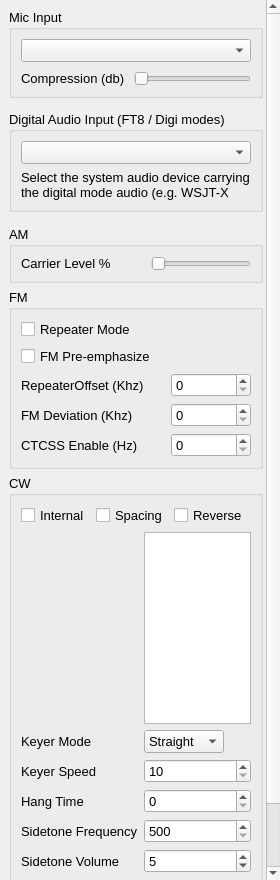
Before: the Qt Designer form src/UI/tx_settings_dialog.ui in zl2brg/cudaSDR, drawn with Qt 5.
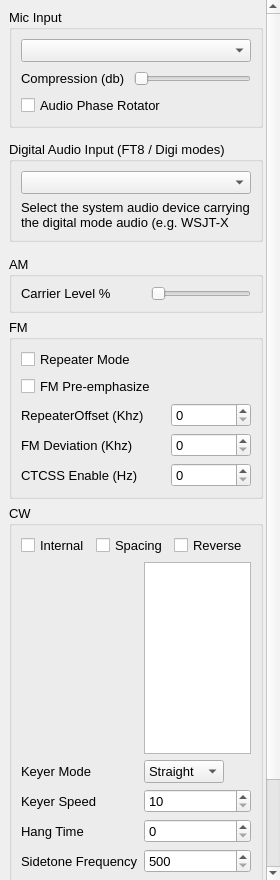
After: the same form once the commit is applied.

Patch:
```diff
--- a/src/UI/tx_settings_dialog.ui
+++ b/src/UI/tx_settings_dialog.ui
@@ -115,6 +115,13 @@
         </item>
        </layout>
       </item>
+      <item>
+       <widget class="QCheckBox" name="phaseRotator">
+        <property name="text">
+         <string>Audio Phase Rotator</string>
+        </property>
+       </widget>
+      </item>
      </layout>
     </widget>
    </item>
```
